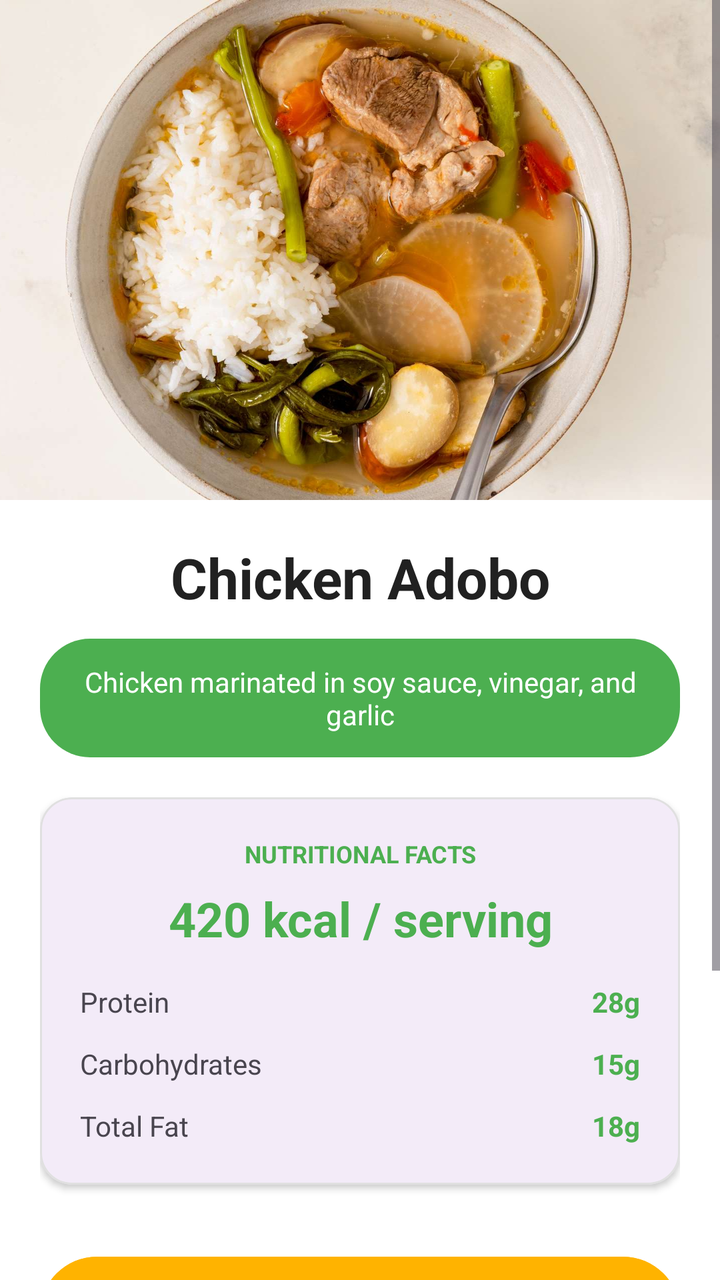
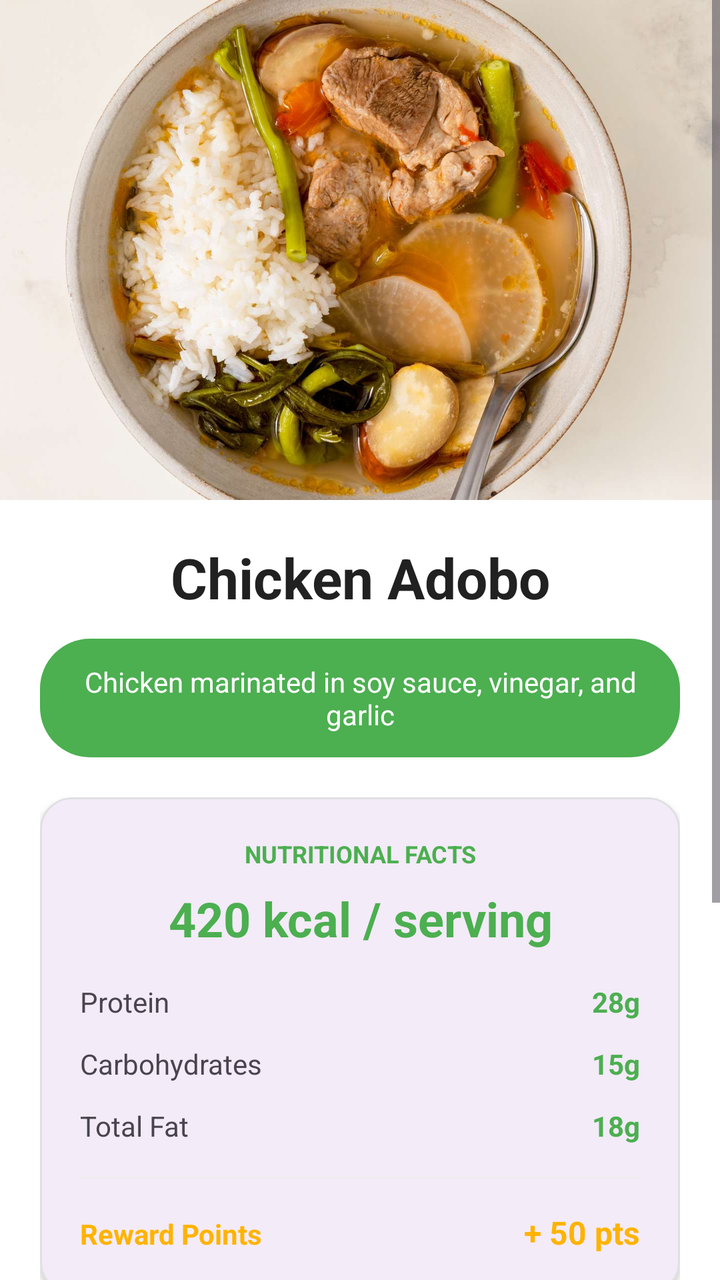

An Android layout rendered at two revisions. The XML below is the earlier revision; the diff shows what the commit changed to produce the second picture.
<!-- AndroidManifest.xml: application theme Theme.Gamstop -->
<!-- res/layout/fragment_food_details.xml -->
<?xml version="1.0" encoding="utf-8"?>
<ScrollView xmlns:android="http://schemas.android.com/apk/res/android"
    xmlns:app="http://schemas.android.com/apk/res-auto"
    android:layout_width="match_parent"
    android:layout_height="match_parent"
    android:background="#F5F7F2"
    android:fillViewport="true"
    android:clipToPadding="false"
    android:paddingBottom="90dp">

    <LinearLayout
        android:layout_width="match_parent"
        android:layout_height="wrap_content"
        android:orientation="vertical">

        <ImageView
            android:id="@+id/foodImage"
            android:layout_width="match_parent"
            android:layout_height="250dp"
            android:scaleType="centerCrop"
            android:src="@drawable/sinigang" />

        <LinearLayout
            android:layout_width="match_parent"
            android:layout_height="wrap_content"
            android:orientation="vertical"
            android:padding="20dp"
            android:background="#FFFFFF">

            <TextView
                android:id="@+id/foodTitle"
                android:layout_width="match_parent"
                android:layout_height="wrap_content"
                android:text="Chicken Adobo"
                android:textSize="28sp"
                android:textStyle="bold"
                android:textColor="#212121"
                android:gravity="center" />

            <TextView
                android:id="@+id/foodDescription"
                android:layout_width="match_parent"
                android:layout_height="wrap_content"
                android:text="Chicken marinated in soy sauce, vinegar, and garlic"
                android:textColor="#FFFFFF"
                android:background="@drawable/rounded_corner"
                android:backgroundTint="#4CAF50"
                android:padding="12dp"
                android:layout_marginTop="12dp"
                android:gravity="center"
                android:textSize="14sp" />

            <com.google.android.material.card.MaterialCardView
                android:layout_width="match_parent"
                android:layout_height="wrap_content"
                android:layout_marginTop="20dp"
                app:cardCornerRadius="16dp"
                app:cardElevation="2dp"
                app:strokeWidth="1dp"
                app:strokeColor="#E0E0E0">

                <LinearLayout
                    android:layout_width="match_parent"
                    android:layout_height="wrap_content"
                    android:orientation="vertical"
                    android:padding="20dp">

                    <TextView
                        android:layout_width="match_parent"
                        android:layout_height="wrap_content"
                        android:text="NUTRITIONAL FACTS"
                        android:textColor="#4CAF50"
                        android:textStyle="bold"
                        android:gravity="center"
                        android:textSize="12sp" />

                    <TextView
                        android:id="@+id/foodCalories"
                        android:layout_width="match_parent"
                        android:layout_height="wrap_content"
                        android:text="420 kcal / serving"
                        android:textSize="24sp"
                        android:textStyle="bold"
                        android:textColor="#4CAF50"
                        android:gravity="center"
                        android:layout_marginTop="8dp" />

                    <LinearLayout
                        android:layout_width="match_parent"
                        android:layout_height="wrap_content"
                        android:orientation="horizontal"
                        android:layout_marginTop="16dp">
                        <TextView
                            android:layout_width="0dp"
                            android:layout_height="wrap_content"
                            android:layout_weight="1"
                            android:text="Protein" />
                        <TextView
                            android:layout_width="wrap_content"
                            android:layout_height="wrap_content"
                            android:text="28g"
                            android:textStyle="bold"
                            android:textColor="#4CAF50" />
                    </LinearLayout>

                    <LinearLayout
                        android:layout_width="match_parent"
                        android:layout_height="wrap_content"
                        android:orientation="horizontal"
                        android:layout_marginTop="12dp">
                        <TextView
                            android:layout_width="0dp"
                            android:layout_height="wrap_content"
                            android:layout_weight="1"
                            android:text="Carbohydrates" />
                        <TextView
                            android:layout_width="wrap_content"
                            android:layout_height="wrap_content"
                            android:text="15g"
                            android:textStyle="bold"
                            android:textColor="#4CAF50" />
                    </LinearLayout>

                    <LinearLayout
                        android:layout_width="match_parent"
                        android:layout_height="wrap_content"
                        android:orientation="horizontal"
                        android:layout_marginTop="12dp">
                        <TextView
                            android:layout_width="0dp"
                            android:layout_height="wrap_content"
                            android:layout_weight="1"
                            android:text="Total Fat" />
                        <TextView
                            android:layout_width="wrap_content"
                            android:layout_height="wrap_content"
                            android:text="18g"
                            android:textStyle="bold"
                            android:textColor="#4CAF50" />
                    </LinearLayout>
                </LinearLayout>
            </com.google.android.material.card.MaterialCardView>

            <com.google.android.material.button.MaterialButton
                android:id="@+id/btnOrderNow"
                android:layout_width="match_parent"
                android:layout_height="65dp"
                android:layout_marginTop="32dp"
                android:layout_marginBottom="16dp"
                android:backgroundTint="#FFB300"
                android:elevation="6dp"
                android:text="Order &amp; Log Meal"
                android:textColor="#FFFFFF"
                android:textSize="18sp"
                android:textStyle="bold"
                app:cornerRadius="32dp" />

        </LinearLayout>
    </LinearLayout>
</ScrollView>
<!-- resources referenced by this layout -->
<resources>
  <!-- drawable rounded_corner (drawable) -->
  <shape xmlns:android="http://schemas.android.com/apk/res/android">
      <solid android:color="@color/black"/>
      <corners android:radius="25dp"/>
  </shape>
  <!-- drawable sinigang: jpg bitmap (drawable, 116982 bytes) -->
  <style name="Theme.Gamstop" parent="Base.Theme.Gamstop" />
  <color name="black">#FF000000</color>
  <style name="Base.Theme.Gamstop" parent="Theme.Material3.DayNight.NoActionBar">
          
          
      </style>
</resources>

<!-- the commit's change to res/layout/fragment_food_details.xml (unified diff, before → after) -->
@@ -138,6 +138,36 @@
                             android:textStyle="bold"
                             android:textColor="#4CAF50" />
                     </LinearLayout>
+
+                    <View
+                        android:layout_width="match_parent"
+                        android:layout_height="1dp"
+                        android:layout_marginTop="16dp"
+                        android:background="#EEEEEE" />
+
+                    <LinearLayout
+                        android:layout_width="match_parent"
+                        android:layout_height="wrap_content"
+                        android:orientation="horizontal"
+                        android:layout_marginTop="16dp">
+
+                        <TextView
+                            android:layout_width="0dp"
+                            android:layout_height="wrap_content"
+                            android:layout_weight="1"
+                            android:text="Reward Points"
+                            android:textStyle="bold"
+                            android:textColor="#FFB300" />
+
+                        <TextView
+                            android:layout_width="wrap_content"
+                            android:layout_height="wrap_content"
+                            android:text="+ 50 pts"
+                            android:textStyle="bold"
+                            android:textSize="16sp"
+                            android:textColor="#FFB300" />
+                    </LinearLayout>
+
                 </LinearLayout>
             </com.google.android.material.card.MaterialCardView>
 
